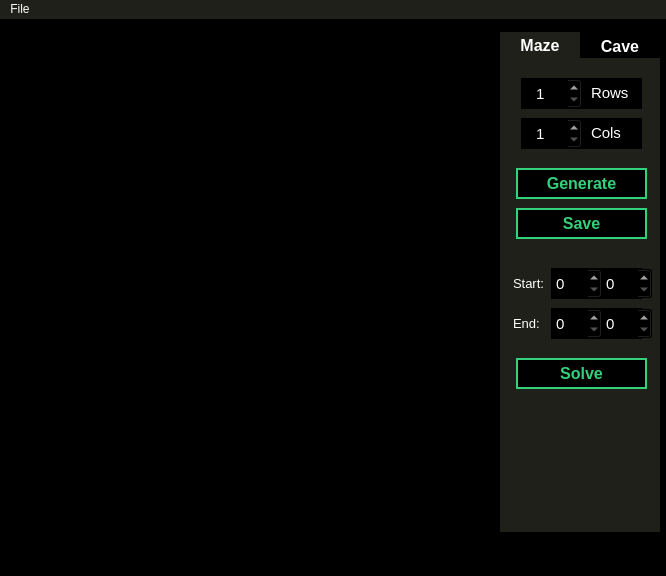
The window that src/maze/frontend/maze.ui (JakeTheSillySnake/MazesAndCaves) describes before a commit, drawn with Qt 5.
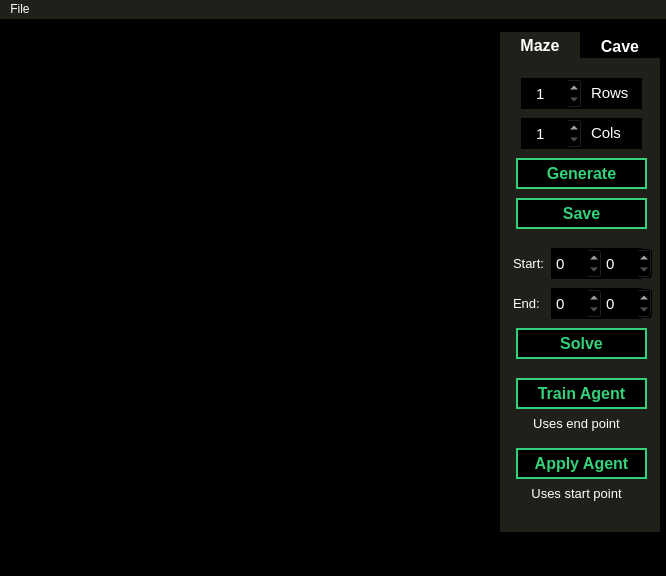
The same window after the commit.

Commit message: ml agent added; todo: make, update web ui, tests

What changed in the file:
```diff
--- a/src/maze/frontend/maze.ui
+++ b/src/maze/frontend/maze.ui
@@ -264,7 +264,7 @@
       <property name="geometry">
        <rect>
         <x>15</x>
-        <y>110</y>
+        <y>100</y>
         <width>131</width>
         <height>31</height>
        </rect>
@@ -291,7 +291,7 @@
       <property name="geometry">
        <rect>
         <x>15</x>
-        <y>150</y>
+        <y>140</y>
         <width>131</width>
         <height>31</height>
        </rect>
@@ -318,7 +318,7 @@
       <property name="geometry">
        <rect>
         <x>50</x>
-        <y>210</y>
+        <y>190</y>
         <width>91</width>
         <height>31</height>
        </rect>
@@ -334,7 +334,7 @@
       <property name="geometry">
        <rect>
         <x>50</x>
-        <y>250</y>
+        <y>230</y>
         <width>91</width>
         <height>31</height>
        </rect>
@@ -350,7 +350,7 @@
       <property name="geometry">
        <rect>
         <x>50</x>
-        <y>210</y>
+        <y>190</y>
         <width>51</width>
         <height>31</height>
        </rect>
@@ -373,7 +373,7 @@
       <property name="geometry">
        <rect>
         <x>50</x>
-        <y>250</y>
+        <y>230</y>
         <width>51</width>
         <height>31</height>
        </rect>
@@ -396,7 +396,7 @@
       <property name="geometry">
        <rect>
         <x>100</x>
-        <y>210</y>
+        <y>190</y>
         <width>51</width>
         <height>31</height>
        </rect>
@@ -422,7 +422,7 @@
       <property name="geometry">
        <rect>
         <x>100</x>
-        <y>250</y>
+        <y>230</y>
         <width>51</width>
         <height>31</height>
        </rect>
@@ -445,7 +445,7 @@
       <property name="geometry">
        <rect>
         <x>12</x>
-        <y>210</y>
+        <y>190</y>
         <width>51</width>
         <height>31</height>
        </rect>
@@ -461,7 +461,7 @@
       <property name="geometry">
        <rect>
         <x>12</x>
-        <y>250</y>
+        <y>230</y>
         <width>41</width>
         <height>31</height>
        </rect>
@@ -477,7 +477,7 @@
       <property name="geometry">
        <rect>
         <x>15</x>
-        <y>300</y>
+        <y>270</y>
         <width>131</width>
         <height>31</height>
        </rect>
@@ -505,6 +505,106 @@
        <string>Solve</string>
       </property>
      </widget>
+     <widget class="QPushButton" name="TrainAgentButton">
+      <property name="geometry">
+       <rect>
+        <x>15</x>
+        <y>320</y>
+        <width>131</width>
+        <height>31</height>
+       </rect>
+      </property>
+      <property name="styleSheet">
+       <string notr="true">QPushButton {
+	color: rgb(51, 209, 122);
+	background-color: black;
+	font-size: 16px;
+	font-weight: bold;
+	border: 2px solid  rgb(51, 209, 122);
+}
+
+QPushButton:hover {
+	color: rgb(87, 227, 137);
+	border: 2px solid rgb(87, 227, 137);
+}
+
+QPushButton:disabled {
+	color: gray;
+	border: 2px solid  gray;
+}</string>
+      </property>
+      <property name="text">
+       <string>Train Agent</string>
+      </property>
+     </widget>
+     <widget class="QLabel" name="TrainLabel">
+      <property name="geometry">
+       <rect>
+        <x>20</x>
+        <y>350</y>
+        <width>111</width>
+        <height>31</height>
+       </rect>
+      </property>
+      <property name="styleSheet">
+       <string notr="true">background-color: transparent;
+color:  white;
+font: 16px;</string>
+      </property>
+      <property name="text">
+       <string>&lt;html&gt;&lt;head/&gt;&lt;body&gt;&lt;p align=&quot;center&quot;&gt;&lt;span style=&quot; font-size:10pt;&quot;&gt;Uses end point&lt;/span&gt;&lt;/p&gt;&lt;/body&gt;&lt;/html&gt;</string>
+      </property>
+     </widget>
+     <widget class="QPushButton" name="SolveAgentButton">
+      <property name="geometry">
+       <rect>
+        <x>15</x>
+        <y>390</y>
+        <width>131</width>
+        <height>31</height>
+       </rect>
+      </property>
+      <property name="styleSheet">
+       <string notr="true">QPushButton {
+	color: rgb(51, 209, 122);
+	background-color: black;
+	font-size: 16px;
+	font-weight: bold;
+	border: 2px solid  rgb(51, 209, 122);
+}
+
+QPushButton:hover {
+	color: rgb(87, 227, 137);
+	border: 2px solid rgb(87, 227, 137);
+}
+
+QPushButton:disabled {
+	color: gray;
+	border: 2px solid  gray;
+}</string>
+      </property>
+      <property name="text">
+       <string>Apply Agent</string>
+      </property>
+     </widget>
+     <widget class="QLabel" name="SolveAgentLabel">
+      <property name="geometry">
+       <rect>
+        <x>20</x>
+        <y>420</y>
+        <width>111</width>
+        <height>31</height>
+       </rect>
+      </property>
+      <property name="styleSheet">
+       <string notr="true">background-color: transparent;
+color:  white;
+font: 16px;</string>
+      </property>
+      <property name="text">
+       <string>&lt;html&gt;&lt;head/&gt;&lt;body&gt;&lt;p align=&quot;center&quot;&gt;&lt;span style=&quot; font-size:10pt;&quot;&gt;Uses start point&lt;/span&gt;&lt;/p&gt;&lt;/body&gt;&lt;/html&gt;</string>
+      </property>
+     </widget>
      <zorder>SolveStartBg</zorder>
      <zorder>SolveEndBg</zorder>
      <zorder>MazeRowsBg</zorder>
```
Left out of the diff: 10 changed lines with no effect on the pictures. The commit also changes 7 other files.
